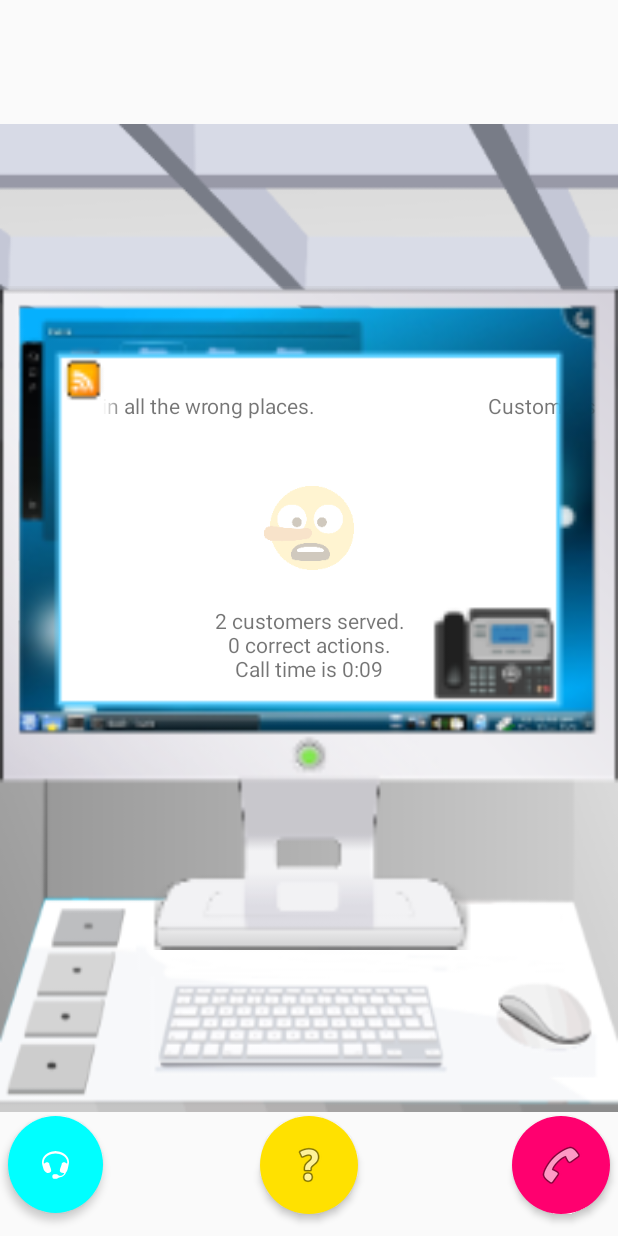
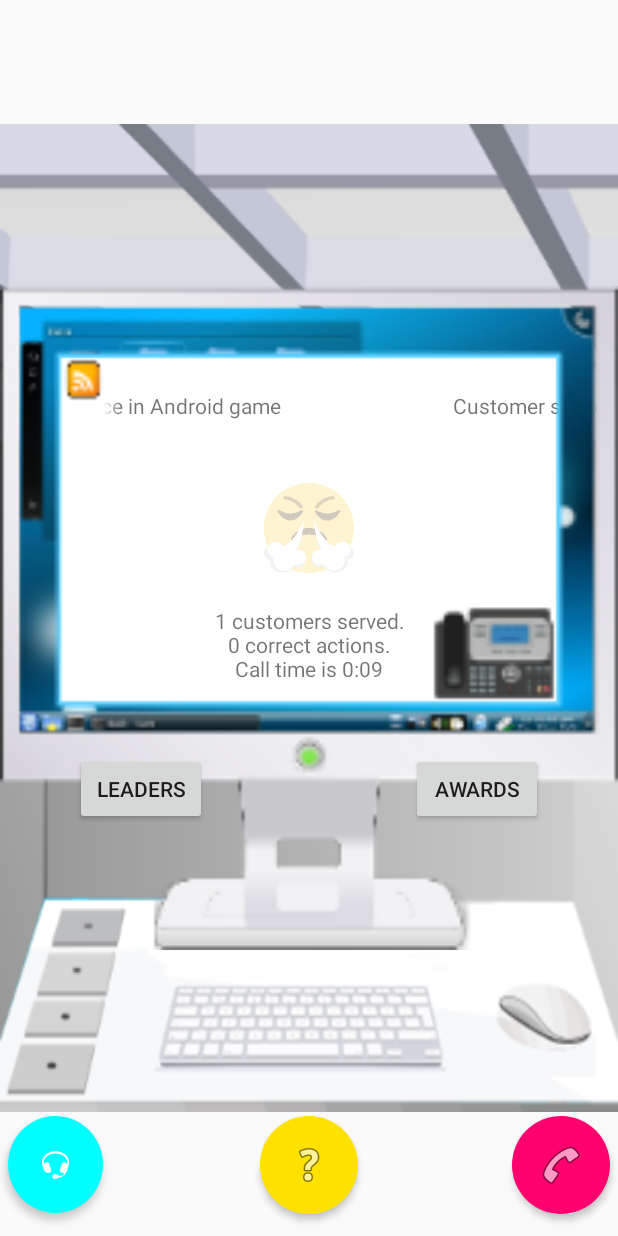
Before and after one commit to jshepdevelopment/CustomerServiceHelper, an Android app: the screen it shows after launch (MainActivity), on a phone screen of 412 x 824 dp. Run offline under Robolectric (Android 15) with nearby library versions, the phone set to English and light mode, and no system bars; 3 statements that could not run were skipped.

Commit message:
UI updates.

```diff
--- a/app/src/main/java/com/jshepdevelopment/customerservicehelper/MainActivity.java
+++ b/app/src/main/java/com/jshepdevelopment/customerservicehelper/MainActivity.java
@@ -2,6 +2,7 @@ package com.jshepdevelopment.customerservicehelper;
 
 import android.app.Activity;
 import android.content.Intent;
+import android.content.SharedPreferences;
 import android.content.res.TypedArray;
 import android.os.Handler;
 
@@ -44,12 +45,13 @@ public class MainActivity extends Activity implements View.OnClickListener, Goog
     long newsStartTime = 0;
 
     public int customerCount = 0;
+    public int questionCount = 0;
     public int hangupCount = 0;
-    public int helpCount = 0;
     public int correctCount = 0;
-    public int holdCount = 0;
+
 
     public Boolean mustHelp = false;
+    public Boolean needsUpdate = true;
 
     private MediaPlayer correctSound = null;
     private MediaPlayer incorrectSound = null;
@@ -78,15 +80,23 @@ public class MainActivity extends Activity implements View.OnClickListener, Goog
         public void run() {
             long millis = System.currentTimeMillis() - newsStartTime;
             int seconds = (int) (millis / 1000);
-            int minutes = seconds / 60;
             seconds = seconds % 60;
 
-            Log.d("JSLOG", "Newsfeed seconds: " + seconds);
+            //Log.d("JSLOG", "Newsfeed seconds: " + seconds);
 
-            // Update news item every 15 seconds
-            if(seconds % 15 == 0) {
-                nextNewsItem();
+            // Update news item every 30 seconds
+            if(seconds % 30 == 0) {
+                if(needsUpdate) {
+                    nextNewsItem();
+                    needsUpdate = false;
+                }
             }
+
+            // Preventing a double news update
+            if(seconds % 16 == 0) {
+                needsUpdate = true;
+            }
+
             newsTimerHandler.postDelayed(this, 500);
         }
     };
@@ -103,6 +113,14 @@ public class MainActivity extends Activity implements View.OnClickListener, Goog
         correctSound = MediaPlayer.create(this, R.raw.correct);
         incorrectSound = MediaPlayer.create(this, R.raw.incorrect);
 
+        SharedPreferences pref = getApplicationContext().getSharedPreferences("customerPref", MODE_PRIVATE);
+
+        if(pref != null) {
+            customerCount = pref.getInt("customer_count", 0); //Load
+            correctCount = pref.getInt("correct_count", 0);
+            hangupCount = pref.getInt("hangup_count", 0);
+        }
+
         mGoogleApiClient = new GoogleApiClient.Builder(this)
                 .addConnectionCallbacks(this)
                 .addOnConnectionFailedListener(this)
@@ -110,8 +128,8 @@ public class MainActivity extends Activity implements View.OnClickListener, Goog
                 // add other APIs and scopes here as needed
                 .build();
 
-        findViewById(R.id.sign_in_button).setOnClickListener(this);
-        findViewById(R.id.sign_out_button).setOnClickListener(this);
+        //findViewById(R.id.sign_in_button).setOnClickListener(this);
+        //findViewById(R.id.sign_out_button).setOnClickListener(this);
 
         //Set up customer View
         //ImageView customerView = (ImageView) findViewById(R.id.customer);
@@ -182,7 +200,6 @@ public class MainActivity extends Activity implements View.OnClickListener, Goog
             randomNum = rand.nextInt(badImages.length());
             Log.d("JSLOG", "bad randomNum is " + randomNum);
             customerView.setImageDrawable(badImages.getDrawable(randomNum));
-
         }
 
         // Start the animation
@@ -193,7 +210,7 @@ public class MainActivity extends Activity implements View.OnClickListener, Goog
 
         if (mGoogleApiClient != null && mGoogleApiClient.isConnected()) {
             // Call a Play Games services API method, for example:
-            Games.Leaderboards.submitScore(mGoogleApiClient, "CgkI59LTldMSEAIQAQ", customerCount);
+            Games.Leaderboards.submitScore(mGoogleApiClient, this.getBaseContext().getString( R.string.leaderboard_customers), customerCount);
         } else {
             // Alternative implementation (or warn user that they must
             // sign in to use this feature)
@@ -204,6 +221,27 @@ public class MainActivity extends Activity implements View.OnClickListener, Goog
 
         startTime = System.currentTimeMillis();
         timerHandler.postDelayed(timerRunnable, 0);
+
+        if (mGoogleApiClient != null && mGoogleApiClient.isConnected()) {
+            if (customerCount > 10) {
+                Games.Achievements.unlock(mGoogleApiClient, this.getBaseContext().getString( R.string.achievement_youre_hired));
+            }
+            if (customerCount > 100) {
+                Games.Achievements.unlock(mGoogleApiClient, this.getBaseContext().getString( R.string.achievement_lots_of_love));
+            }
+            if (customerCount > 1000) {
+                Games.Achievements.unlock(mGoogleApiClient, this.getBaseContext().getString( R.string.achievement_extreme_customer_service));
+            }
+            if (customerCount > 10000) {
+                Games.Achievements.unlock(mGoogleApiClient, this.getBaseContext().getString( R.string.achievement_customer_service_master));
+            }
+            if (questionCount > 10) {
+                Games.Achievements.unlock(mGoogleApiClient, this.getBaseContext().getString( R.string.achievement_youre_fired));
+            }
+        } else {
+            // Alternative implementation (or warn user that they must
+            // sign in to use this feature)
+        }
     }
 
     public void helpButton(View view) {
@@ -212,7 +250,6 @@ public class MainActivity extends Activity implements View.OnClickListener, Goog
         ImageButton helpButton = (ImageButton) this.findViewById(R.id.helpButton);
         ImageView resultView = (ImageView) findViewById(R.id.checkresult);
         Animation resultAnimation = AnimationUtils.loadAnimation(this, R.anim.checkresult);
-
 
         helpButton.startAnimation(fadeButton);
 
@@ -229,16 +266,27 @@ public class MainActivity extends Activity implements View.OnClickListener, Goog
 
         resultView.startAnimation(resultAnimation);
 
-        helpCount += 1;
         nextCustomer();
     }
 
     public void holdButton(View view) {
         Animation fadeButton = AnimationUtils.loadAnimation(this, R.anim.fadein);
         ImageButton holdButton = (ImageButton) this.findViewById(R.id.holdButton);
+        holdButton.startAnimation(fadeButton);
 
-        holdButton.startAnimation(fadeButton);
+        questionCount+=1;
+
         nextCustomer();
+    }
+
+    public void showAchievements(View view) {
+        startActivityForResult(Games.Achievements.getAchievementsIntent(mGoogleApiClient),
+                123);
+    }
+
+    public void showLeaderboard(View view) {
+        startActivityForResult(Games.Leaderboards.getLeaderboardIntent(mGoogleApiClient,
+                this.getBaseContext().getString( R.string.leaderboard_customers)), 321);
     }
 
     public void hangupButton(View view) {
@@ -246,7 +294,6 @@ public class MainActivity extends Activity implements View.OnClickListener, Goog
         ImageButton hangupButton = (ImageButton) this.findViewById(R.id.hangupButton);
         ImageView resultView = (ImageView) findViewById(R.id.checkresult);
         Animation resultAnimation = AnimationUtils.loadAnimation(this, R.anim.checkresult);
-
         hangupButton.startAnimation(fadeButton);
 
         // Update correct count
@@ -260,6 +307,8 @@ public class MainActivity extends Activity implements View.OnClickListener, Goog
             correctSound.start();
         }
 
+        resultView.startAnimation(resultAnimation);
+
         hangupCount += 1;
         nextCustomer();
     }
@@ -267,6 +316,7 @@ public class MainActivity extends Activity implements View.OnClickListener, Goog
     @Override
     public void onClick(View view) {
 
+        /*
         if (view.getId() == R.id.sign_out_button) {
             // user explicitly signed out, so turn off auto sign in
             mExplicitSignOut = true;
@@ -289,7 +339,7 @@ public class MainActivity extends Activity implements View.OnClickListener, Goog
             // show sign-in button, hide the sign-out button
             findViewById(R.id.sign_in_button).setVisibility(View.VISIBLE);
             findViewById(R.id.sign_out_button).setVisibility(View.GONE);
-        }
+        }*/
     }
 
     @Override
@@ -312,8 +362,8 @@ public class MainActivity extends Activity implements View.OnClickListener, Goog
     @Override
     public void onConnected(Bundle connectionHint) {
         // show sign-out button, hide the sign-in button
-        findViewById(R.id.sign_in_button).setVisibility(View.GONE);
-        findViewById(R.id.sign_out_button).setVisibility(View.VISIBLE);
+        //findViewById(R.id.sign_in_button).setVisibility(View.GONE);
+        //findViewById(R.id.sign_out_button).setVisibility(View.VISIBLE);
 
         // (your code here: update UI, enable functionality that depends on sign in, etc)
     }
@@ -370,12 +420,32 @@ public class MainActivity extends Activity implements View.OnClickListener, Goog
     @Override
     public void onPause() {
         super.onPause();
+        SharedPreferences pref = getApplicationContext().getSharedPreferences("customerPref", MODE_PRIVATE);
+        SharedPreferences.Editor editor = pref.edit();
+
+        editor.putInt("customer_count", customerCount); // Save customer count
+        editor.putInt("correct_count", correctCount); // Save correct actions
+        editor.putInt("hangup_count", hangupCount); // Save incorrect actions
+
+        editor.apply();
+
+        Log.d("JSLOG", "App paused. Scores saved.");
+
+
         timerHandler.removeCallbacks(timerRunnable);
+        timerHandler.removeCallbacks(newsTimerRunnable);
     }
 
     @Override
     public void onResume() {
         super.onResume();
+
+        SharedPreferences pref = getApplicationContext().getSharedPreferences("customerPref", MODE_PRIVATE);
+
+        customerCount = pref.getInt("customer_count", 0); //Load
+        correctCount = pref.getInt("correct_count", 0);
+        hangupCount = pref.getInt("hangup_count", 0);
+
         nextCustomer();
     }
 
--- a/app/src/main/res/layout-large/activity_main.xml
+++ b/app/src/main/res/layout-large/activity_main.xml
@@ -13,26 +13,6 @@
         android:layout_height="fill_parent"
         android:contentDescription="@string/monitor"
         android:src="@drawable/backdrop" />
-
-    <com.google.android.gms.common.SignInButton
-        android:id="@+id/sign_in_button"
-        android:layout_width="wrap_content"
-        android:layout_height="wrap_content"
-        android:layout_below="@+id/newsfeedmarquee"
-        android:onClick="signInClicked"
-        android:layout_alignParentLeft="true"
-        android:layout_alignParentStart="true"
-        android:layout_marginTop="49dp" />
-
-    <!-- sign-out button -->
-    <Button
-        android:id="@+id/sign_out_button"
-        android:layout_width="wrap_content"
-        android:layout_height="wrap_content"
-        android:layout_toRightOf="@id/sign_in_button"
-        android:onClick="signOutClicked"
-        android:text="Sign Out"
-        android:visibility="gone" />
 
     <ImageView
         android:id="@+id/onscreen"
@@ -120,6 +100,28 @@
         android:contentDescription="@string/monitor"
         android:src="@drawable/monitor" />
 
+    <Button
+        android:id="@+id/show_achievements_button"
+        android:layout_width="wrap_content"
+        android:layout_height="wrap_content"
+        android:onClick="showAchievements"
+        android:layout_alignParentRight="true"
+        android:layout_below="@id/timerText"
+        android:layout_marginRight="50dp"
+        android:layout_marginTop="50dp"
+        android:text="Awards" />
+
+    <Button
+        android:id="@+id/show_leaderboard_button"
+        android:layout_width="wrap_content"
+        android:layout_height="wrap_content"
+        android:onClick="showLeaderboard"
+        android:layout_alignParentLeft="true"
+        android:layout_below="@id/timerText"
+        android:layout_marginLeft="50dp"
+        android:layout_marginTop="50dp"
+        android:text="Leaders" />
+
     <ImageButton
         android:layout_width="wrap_content"
         android:layout_height="wrap_content"
--- a/app/src/main/res/layout-normal/activity_main.xml
+++ b/app/src/main/res/layout-normal/activity_main.xml
@@ -13,26 +13,6 @@
         android:layout_height="fill_parent"
         android:contentDescription="@string/monitor"
         android:src="@drawable/backdrop" />
-
-    <com.google.android.gms.common.SignInButton
-        android:id="@+id/sign_in_button"
-        android:layout_width="wrap_content"
-        android:layout_height="wrap_content"
-        android:layout_below="@+id/newsfeedmarquee"
-        android:onClick="signInClicked"
-        android:layout_alignParentLeft="true"
-        android:layout_alignParentStart="true"
-        android:layout_marginTop="49dp" />
-
-    <!-- sign-out button -->
-    <Button
-        android:id="@+id/sign_out_button"
-        android:layout_width="wrap_content"
-        android:layout_height="wrap_content"
-        android:layout_toRightOf="@id/sign_in_button"
-        android:onClick="signOutClicked"
-        android:text="Sign Out"
-        android:visibility="gone" />
 
     <ImageView
         android:id="@+id/onscreen"
@@ -120,6 +100,29 @@
         android:contentDescription="@string/monitor"
         android:src="@drawable/monitor" />
 
+    <Button
+        android:id="@+id/show_achievements_button"
+        android:layout_width="wrap_content"
+        android:layout_height="wrap_content"
+        android:onClick="showAchievements"
+        android:layout_alignParentRight="true"
+        android:layout_below="@id/timerText"
+        android:layout_marginRight="50dp"
+        android:layout_marginTop="50dp"
+        android:text="Awards" />
+
+    <Button
+        android:id="@+id/show_leaderboard_button"
+        android:layout_width="wrap_content"
+        android:layout_height="wrap_content"
+        android:onClick="showLeaderboard"
+        android:layout_alignParentLeft="true"
+        android:layout_below="@id/timerText"
+        android:layout_marginLeft="50dp"
+        android:layout_marginTop="50dp"
+        android:text="Leaders" />
+
+
     <ImageButton
         android:layout_width="wrap_content"
         android:layout_height="wrap_content"
--- a/app/src/main/res/layout-xlarge/activity_main.xml
+++ b/app/src/main/res/layout-xlarge/activity_main.xml
@@ -13,26 +13,6 @@
         android:layout_height="fill_parent"
         android:contentDescription="@string/monitor"
         android:src="@drawable/backdrop" />
-
-    <com.google.android.gms.common.SignInButton
-        android:id="@+id/sign_in_button"
-        android:layout_width="wrap_content"
-        android:layout_height="wrap_content"
-        android:layout_below="@+id/newsfeedmarquee"
-        android:onClick="signInClicked"
-        android:layout_alignParentLeft="true"
-        android:layout_alignParentStart="true"
-        android:layout_marginTop="49dp" />
-
-    <!-- sign-out button -->
-    <Button
-        android:id="@+id/sign_out_button"
-        android:layout_width="wrap_content"
-        android:layout_height="wrap_content"
-        android:layout_toRightOf="@id/sign_in_button"
-        android:onClick="signOutClicked"
-        android:text="Sign Out"
-        android:visibility="gone" />
 
     <ImageView
         android:id="@+id/onscreen"
@@ -119,6 +99,28 @@
         android:contentDescription="@string/monitor"
         android:src="@drawable/monitor" />
 
+    <Button
+        android:id="@+id/show_achievements_button"
+        android:layout_width="wrap_content"
+        android:layout_height="wrap_content"
+        android:onClick="showAchievements"
+        android:layout_alignParentRight="true"
+        android:layout_below="@id/timerText"
+        android:layout_marginRight="50dp"
+        android:layout_marginTop="50dp"
+        android:text="Awards" />
+
+    <Button
+        android:id="@+id/show_leaderboard_button"
+        android:layout_width="wrap_content"
+        android:layout_height="wrap_content"
+        android:onClick="showLeaderboard"
+        android:layout_alignParentLeft="true"
+        android:layout_below="@id/timerText"
+        android:layout_marginLeft="50dp"
+        android:layout_marginTop="50dp"
+        android:text="Leaders" />
+
     <ImageButton
         android:layout_width="150dp"
         android:layout_height="150dp"
--- a/app/src/main/res/layout/activity_main.xml
+++ b/app/src/main/res/layout/activity_main.xml
@@ -13,26 +13,6 @@
         android:layout_height="fill_parent"
         android:contentDescription="@string/monitor"
         android:src="@drawable/backdrop" />
-
-    <com.google.android.gms.common.SignInButton
-        android:id="@+id/sign_in_button"
-        android:layout_width="wrap_content"
-        android:layout_height="wrap_content"
-        android:layout_below="@+id/newsfeedmarquee"
-        android:onClick="signInClicked"
-        android:layout_alignParentLeft="true"
-        android:layout_alignParentStart="true"
-        android:layout_marginTop="49dp" />
-
-    <!-- sign-out button -->
-    <Button
-        android:id="@+id/sign_out_button"
-        android:layout_width="wrap_content"
-        android:layout_height="wrap_content"
-        android:layout_toRightOf="@id/sign_in_button"
-        android:onClick="signOutClicked"
-        android:text="Sign Out"
-        android:visibility="gone" />
 
     <ImageView
         android:id="@+id/onscreen"
@@ -120,6 +100,28 @@
         android:contentDescription="@string/monitor"
         android:src="@drawable/monitor" />
 
+    <Button
+        android:id="@+id/show_achievements_button"
+        android:layout_width="wrap_content"
+        android:layout_height="wrap_content"
+        android:onClick="showAchievements"
+        android:layout_alignParentRight="true"
+        android:layout_below="@id/timerText"
+        android:layout_marginRight="50dp"
+        android:layout_marginTop="50dp"
+        android:text="Awards" />
+
+    <Button
+        android:id="@+id/show_leaderboard_button"
+        android:layout_width="wrap_content"
+        android:layout_height="wrap_content"
+        android:onClick="showLeaderboard"
+        android:layout_alignParentLeft="true"
+        android:layout_below="@id/timerText"
+        android:layout_marginLeft="50dp"
+        android:layout_marginTop="50dp"
+        android:text="Leaders" />
+
     <ImageButton
         android:layout_width="wrap_content"
         android:layout_height="wrap_content"
--- a/app/src/main/res/values/arrays.xml
+++ b/app/src/main/res/values/arrays.xml
@@ -13,6 +13,9 @@
         <item>@drawable/good10</item>
         <item>@drawable/good11</item>
         <item>@drawable/good12</item>
+        <item>@drawable/good13</item>
+        <item>@drawable/good14</item>
+        <item>@drawable/good15</item>
     </integer-array>
 
     <integer-array name="bad_images">
@@ -28,6 +31,9 @@
         <item>@drawable/bad10</item>
         <item>@drawable/bad11</item>
         <item>@drawable/bad12</item>
+        <item>@drawable/bad13</item>
+        <item>@drawable/bad14</item>
+        <item>@drawable/bad15</item>
 
     </integer-array>
 
@@ -41,8 +47,17 @@
         <item>EARN MORE $$$ WORK AS CUSTOMER SERVICE MINION</item>
         <item>WANT $$$? BISH is HIRING for CUSTOMER SERVICE at COMPETITIVE fast food MANAGER wages!</item>
         <item>Your AD here. Your AD here. Give $$$ for your AD here.</item>
+        <item>Another customer service representative hangs up on customer. No one surprised.</item>
+        <item>Call the law firm of Pooter and Pootmore if hung up on by customer service.</item>
+        <item>Really lame corporation does not pay support technicians. Provides gruel allowance.</item>
+        <item>Packaged deal includes phone, internet, tv, coffee, bread, soap, and lighting.</item>
+        <item>Sign up now for only 129.99. 100 year contract. Terms may change. Yes they will.</item>
+        <item>CEO of BigOl Broadband Inc. looks lost in carefree photo with humans.</item>
         <item>Election coverage bores populace to the point of calling customer service.</item>
         <item>Customer service employee looks for love in all the wrong places.</item>
+        <item>Find a date now. Wait a minute. You married! Get lost loser!</item>
+        <item>Follow election coverage for some reason. As if you care.</item>
+        <item>Computer virus detected, for real guys. Only 10 FitCoins for antidote. Pay now.</item>
         <item>Find a date now. Wait a minute. You married! Get lost loser!</item>
         <item>Company loses faith in customer service. Blames customer and service.</item>
         <item>Customer is always wrong after all.</item>
--- a/app/src/main/res/values/ids.xml
+++ b/app/src/main/res/values/ids.xml
@@ -1,12 +1,13 @@
 <?xml version="1.0" encoding="utf-8"?>
 <resources>
-
     <string name="app_id">640800844135</string>
-    <string name="achievement_1">CgkI59LTldMSEAIQAw</string>
-    <string name="achievement_2">CgkI59LTldMSEAIQBA</string>
-    <string name="achievement_3">CgkI59LTldMSEAIQBQ</string>
-    <string name="achievement_4">CgkI59LTldMSEAIQBg</string>
-    <string name="achievement_5">CgkI59LTldMSEAIQBw</string>
-    <string name="customers_served_leaderboard">CgkI59LTldMSEAIQAQ</string>
-
+    <string name="package_name">com.jshepdevelopment.customerservicehelper</string>
+    <string name="achievement_youre_hired">CgkI59LTldMSEAIQAw</string>
+    <string name="achievement_youre_fired">CgkI59LTldMSEAIQBA</string>
+    <string name="achievement_lots_of_love">CgkI59LTldMSEAIQBQ</string>
+    <string name="achievement_extreme_customer_service">CgkI59LTldMSEAIQBg</string>
+    <string name="achievement_customer_service_master">CgkI59LTldMSEAIQBw</string>
+    <string name="leaderboard_customers">CgkI59LTldMSEAIQAQ</string>
+    <string name="leaderboard_top_csr">CgkI59LTldMSEAIQCA</string>
+    <string name="leaderboard_call_time">CgkI59LTldMSEAIQCQ</string>
 </resources>
```
